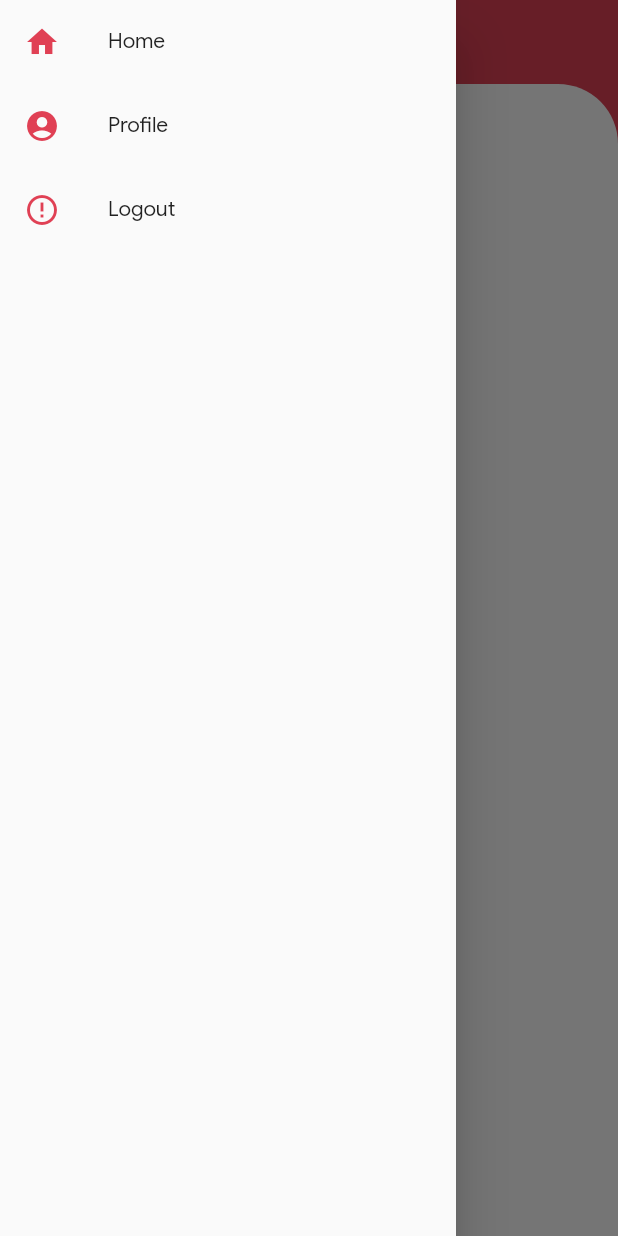
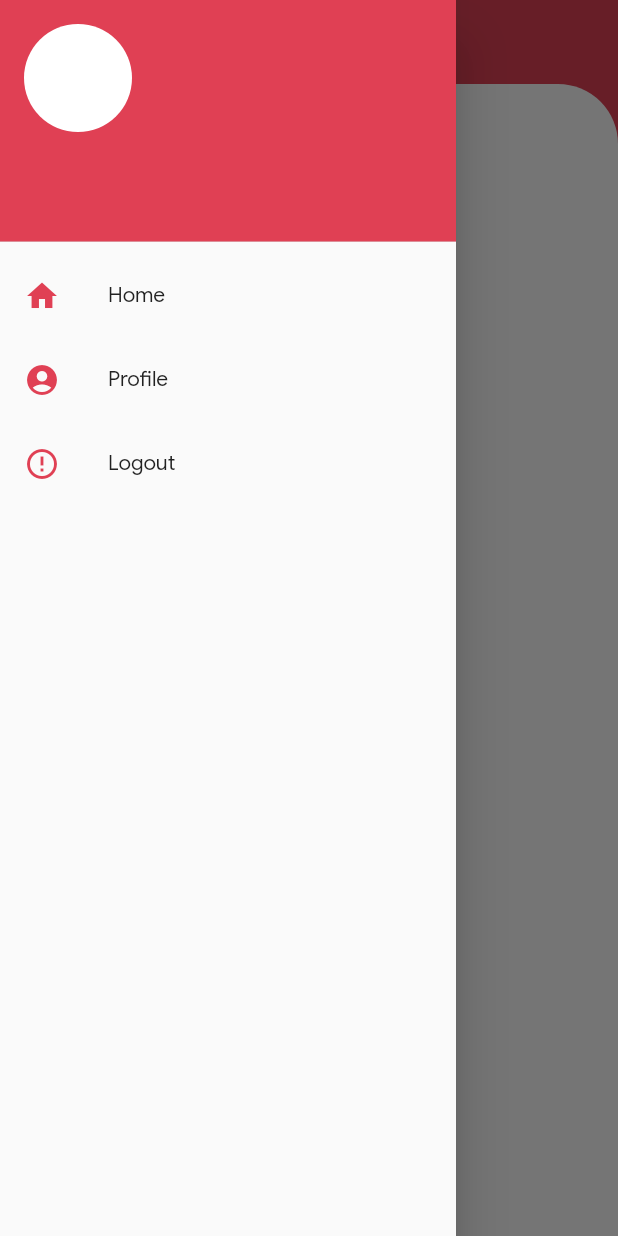
Before and after one commit to piyushsinha24/LifeShare, a Flutter app: the HomePage screen opened directly, with the side drawer open, on a phone screen of 412 x 824 dp. Run offline on Flutter 3.47's test engine with Material 2 defaults, Android fonts, the phone set to English and light mode, and no system bars; our stand-ins replace cloud_firestore, firebase_auth; accounts and stored records are empty.

```diff
--- a/lib/pages/home.dart
+++ b/lib/pages/home.dart
@@ -11,6 +11,47 @@ class HomePage extends StatefulWidget {
 }
 
 class _HomePageState extends State<HomePage> {
+  FirebaseUser currentUser;
+  String _name, _bloodgrp, _email;
+  Widget _child;
+
+  Future<Null> _fetchUserInfo() async {
+    Map<String, dynamic> _userInfo;
+    FirebaseUser _currentUser = await FirebaseAuth.instance.currentUser();
+
+    DocumentSnapshot _snapshot = await Firestore.instance
+        .collection("User Details")
+        .document(_currentUser.uid)
+        .get();
+
+    _userInfo = _snapshot.data;
+
+    this.setState(() {
+      _name = _userInfo['name'];
+      _email = _userInfo['email'];
+      _bloodgrp = _userInfo['bloodgroup'];
+      _child=_myWidget();
+    });
+  }
+
+  Future<void> _loadCurrentUser() async{
+    await FirebaseAuth.instance.currentUser().then((FirebaseUser user) {
+      setState(() {
+        // call setState to rebuild the view
+        this.currentUser = user;
+      });
+    });
+  }
+
+  @override
+  void initState() {
+    // TODO: implement initState'
+    _child=_buildLoadingChild();
+    _loadCurrentUser();
+    _fetchUserInfo();
+    super.initState();
+  }
+
   @override
   Widget build(BuildContext context) {
     SystemChrome.setSystemUIOverlayStyle(SystemUiOverlayStyle(
@@ -18,6 +59,29 @@ class _HomePageState extends State<HomePage> {
       systemNavigationBarColor: Colors.black, //bottom bar color
       systemNavigationBarIconBrightness: Brightness.dark,
     ));
+    return _child;
+  }
+   Widget _buildLoadingChild() {
+    return Scaffold(
+     body: Center(
+        child: SingleChildScrollView(
+            scrollDirection: Axis.horizontal,
+            child: Row(
+              mainAxisAlignment: MainAxisAlignment.spaceEvenly,
+              children: <Widget>[
+                Padding(
+                    padding: EdgeInsets.all(2.0),
+                    child: CircularProgressIndicator()),
+                SizedBox(width: 10.0),
+                Text(
+                  "Loading",
+                ),
+              ],
+            )),
+      ),
+    );
+  }
+  Widget _myWidget(){
     return Scaffold(
       backgroundColor: Color.fromARGB(1000, 221, 46, 68),
       appBar: AppBar(
@@ -35,7 +99,25 @@ class _HomePageState extends State<HomePage> {
       ),
       drawer: Drawer(
         child: ListView(
+          padding: const EdgeInsets.all(0.0),
           children: <Widget>[
+            UserAccountsDrawerHeader(
+              decoration: BoxDecoration(
+                color: Color.fromARGB(1000, 221, 46, 68),
+              ),
+              accountName: Text(currentUser == null ? "" : _name),
+              accountEmail: Text(currentUser == null ? "" : _email),
+              currentAccountPicture: CircleAvatar(
+                backgroundColor: Colors.white,
+                child: Text(
+                  currentUser == null ? "" : _bloodgrp,
+                  style: TextStyle(
+                    fontSize: 30.0,
+                    color: Colors.black54,
+                  ),
+                ),
+              ),
+            ),
             ListTile(
               title: Text("Home"),
               leading: Icon(
@@ -43,11 +125,8 @@ class _HomePageState extends State<HomePage> {
                 color: Color.fromARGB(1000, 221, 46, 68),
               ),
               onTap: () {
-               Navigator.push(
-                    context,
-                    MaterialPageRoute(
-                        builder: (context) =>
-                            HomePage()));
+                Navigator.push(context,
+                    MaterialPageRoute(builder: (context) => HomePage()));
               },
             ),
             ListTile(
@@ -71,8 +150,7 @@ class _HomePageState extends State<HomePage> {
                 Navigator.pushReplacement(
                     context,
                     MaterialPageRoute(
-                        builder: (context) =>
-                            AuthPage(FirebaseAuth.instance)));
+                        builder: (context) => AuthPage(FirebaseAuth.instance)));
               },
             ),
           ],
@@ -90,4 +168,5 @@ class _HomePageState extends State<HomePage> {
       ),
     );
   }
+
 }
--- a/lib/utils/customDialogs.dart
+++ b/lib/utils/customDialogs.dart
@@ -40,7 +40,6 @@ class CustomDialogs {
                     SizedBox(width: 10.0),
                     Text(
                       message,
-                      style: TextStyle(fontWeight: FontWeight.bold),
                     )
                   ],
                 )),
```
Also changed, not shown: lib/pages/profile.dart (added).
